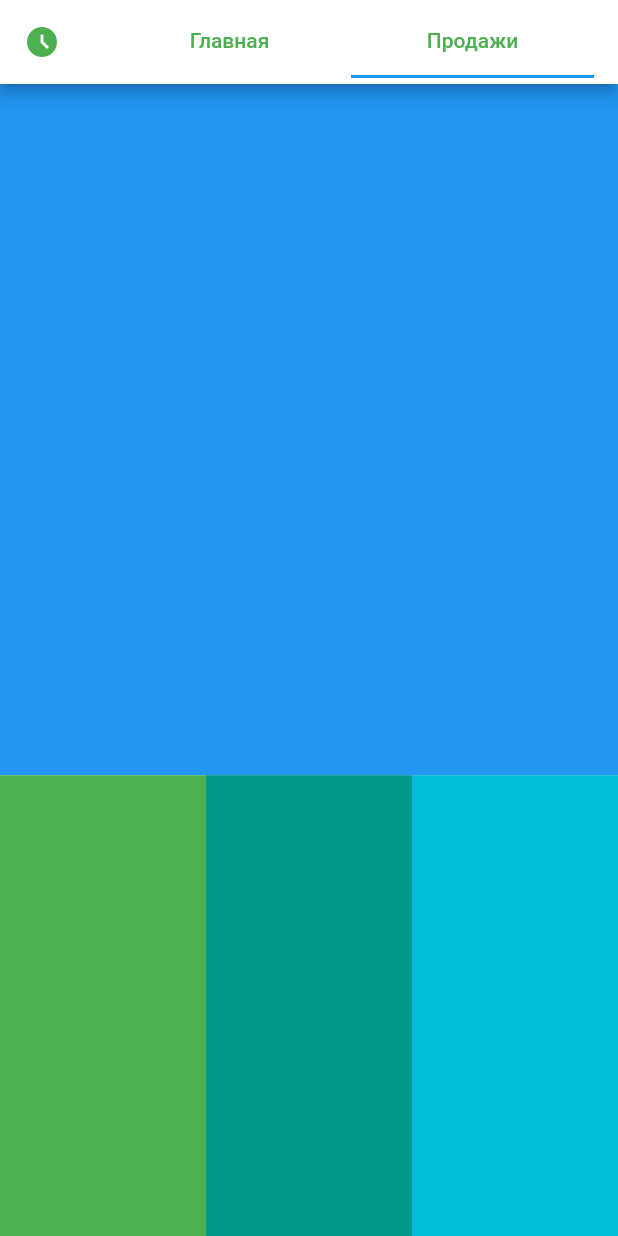
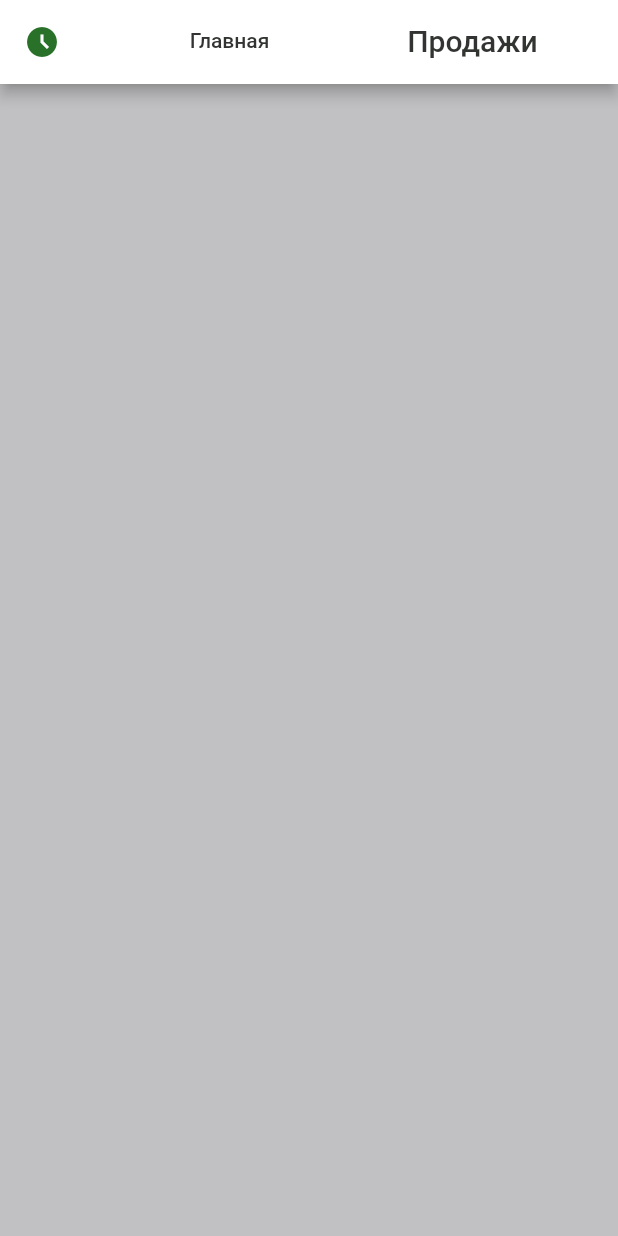
Before and after one commit to alexeynau/flutter-dashboard, a Flutter app: the screen it shows after launch, tab 2 chosen, on a phone screen of 412 x 824 dp. Run offline on Flutter 3.47's test engine with Material 2 defaults, Android fonts, the phone set to English and light mode, and no system bars; our stand-ins replace dartz, equatable, flutter_bloc, get_it; missing offline and left inert: excel.

Commit message:
tabs doing

```diff
--- a/lib/main.dart
+++ b/lib/main.dart
@@ -1,6 +1,7 @@
 // import 'dart:js_util';
 
 import 'package:flutter/material.dart';
+import 'package:flutter_dashboard/presentation/colors.dart';
 import 'package:flutter_dashboard/presentation/pages/home_page.dart';
 import 'package:flutter_dashboard/presentation/pages/sales_page.dart';
 import 'service_locator.dart' as dependency_injection;
@@ -16,13 +17,11 @@ Future<void> main() async {
 class App extends StatelessWidget {
   App({super.key});
 
-  // int _currentIndex = 0;
+  int _currentIndex = 0;
 
   final List<Widget> _tabs = [
     const HomePage(),
     const SalesPage(),
-    // FavoritesScreen(),
-    // ProfileScreen(),
   ];
 
   @override
@@ -31,37 +30,45 @@ class App extends StatelessWidget {
       debugShowCheckedModeBanner: false,
       // add MultiBlockProvider
       home: DefaultTabController(
+        initialIndex: _currentIndex,
         length: _tabs.length,
         child: Builder(
           builder: (BuildContext context) {
             final TabController tabController =
                 DefaultTabController.of(context);
             tabController.addListener(() {
-              if (!tabController.indexIsChanging) {
-                // Your code goes here.
-                // To get index of current tab use tabController.index
+              if (tabController.indexIsChanging) {
+                _currentIndex = tabController.index;
               }
             });
 
             return Scaffold(
               appBar: AppBar(
-                leading: const Icon(
+                leading: Icon(
                   Icons.access_time_filled,
-                  color: Colors.green,
+                  color: ThemeColors().primary,
                 ),
-                backgroundColor: Colors.white,
-                title: const TabBar(
+                backgroundColor: ThemeColors().secondary,
+                title: TabBar(
+                  indicatorColor: ThemeColors().secondary,
+                  labelColor: ThemeColors().background02,
+                  unselectedLabelStyle: TextStyle(fontSize: 14),
+                  labelStyle: TextStyle(fontSize: 20),
                   tabs: [
                     Tab(
                       child: Text(
                         "Главная",
-                        style: TextStyle(color: Colors.green),
+                        style: TextStyle(
+                          color: ThemeColors().primarytext,
+                        ),
                       ),
                     ),
                     Tab(
                       child: Text(
                         "Продажи",
-                        style: TextStyle(color: Colors.green),
+                        style: TextStyle(
+                          color: ThemeColors().primarytext,
+                        ),
                       ),
                     ),
                   ],
--- a/lib/presentation/colors.dart
+++ b/lib/presentation/colors.dart
@@ -0,0 +1,17 @@
+import 'package:flutter/material.dart';
+import 'package:flutter/painting.dart';
+
+class ThemeColors {
+  ThemeColors();
+
+  // Primary actions, emphasizing navigation elements,
+  // backgrounds, text, etc.
+  Color get primary => Color.fromARGB(242, 29, 104, 29);
+  Color get primarytext => Color.fromARGB(241, 37, 40, 37);
+  Color get secondary => Color.fromARGB(255, 255, 255, 255);
+
+  // Backgrounds
+  Color get background01 => Color.fromARGB(255, 193, 193, 195);
+  Color get background02 => Color.fromARGB(255, 112, 186, 107);
+  Color get background03 => const Color(0xFF1F222A);
+}
--- a/lib/presentation/pages/home_page.dart
+++ b/lib/presentation/pages/home_page.dart
@@ -14,11 +14,9 @@ class _HomePageState extends State<HomePage> {
       width: MediaQuery.of(context).size.width,
       height: MediaQuery.of(context).size.height,
       // width: 1000,
-        child: Expanded(
       child: Column(
         children: [
           Expanded(
-                flex: 3,
             child: Row(
               children: [
                 Expanded(
@@ -26,16 +24,20 @@ class _HomePageState extends State<HomePage> {
                     color: Colors.amber,
                   ),
                 ),
+                Expanded(
+                  child: Container(
+                    color: Colors.red,
+                  ),
+                ),
               ],
             ),
           ),
           Expanded(
-                flex: 2,
             child: Row(
               children: [
                 Expanded(
                   child: Container(
-                        color: Colors.green,
+                    color: Colors.amber,
                   ),
                 ),
                 Expanded(
@@ -43,16 +45,11 @@ class _HomePageState extends State<HomePage> {
                     color: Colors.red,
                   ),
                 ),
-                    Expanded(
-                      child: Container(
-                        color: Colors.deepOrange,
-                      ),
-                    ),
               ],
             ),
           ),
         ],
       ),
-        ));
+    );
   }
 }
--- a/lib/presentation/pages/sales_page.dart
+++ b/lib/presentation/pages/sales_page.dart
@@ -1,4 +1,5 @@
 import 'package:flutter/material.dart';
+import 'package:flutter_dashboard/presentation/colors.dart';
 
 class SalesPage extends StatefulWidget {
   const SalesPage({super.key});
@@ -14,38 +15,15 @@ class _SalesPageState extends State<SalesPage> {
       width: MediaQuery.of(context).size.width,
       height: MediaQuery.of(context).size.height,
       // width: 1000,
-        child: Expanded(
+
       child: Column(
         children: [
           Expanded(
-                flex: 3,
             child: Row(
               children: [
                 Expanded(
                   child: Container(
-                        color: Colors.blue,
-                      ),
-                    ),
-                  ],
-                ),
-              ),
-              Expanded(
-                flex: 2,
-                child: Row(
-                  children: [
-                    Expanded(
-                      child: Container(
-                        color: Colors.green,
-                      ),
-                    ),
-                    Expanded(
-                      child: Container(
-                        color: Colors.teal,
-                      ),
-                    ),
-                    Expanded(
-                      child: Container(
-                        color: Colors.cyan,
+                    color: ThemeColors().background01,
                   ),
                 ),
               ],
@@ -53,6 +31,6 @@ class _SalesPageState extends State<SalesPage> {
           ),
         ],
       ),
-        ));
+    );
   }
 }
```
Lines whose indentation alone changed are shown as unchanged.
